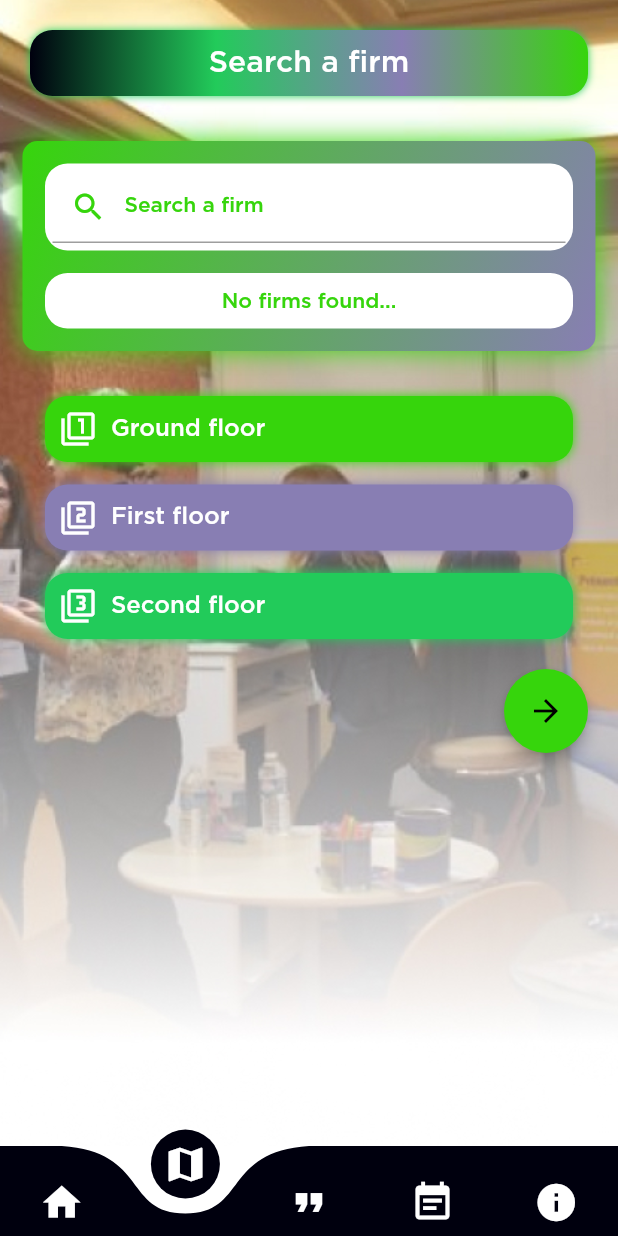
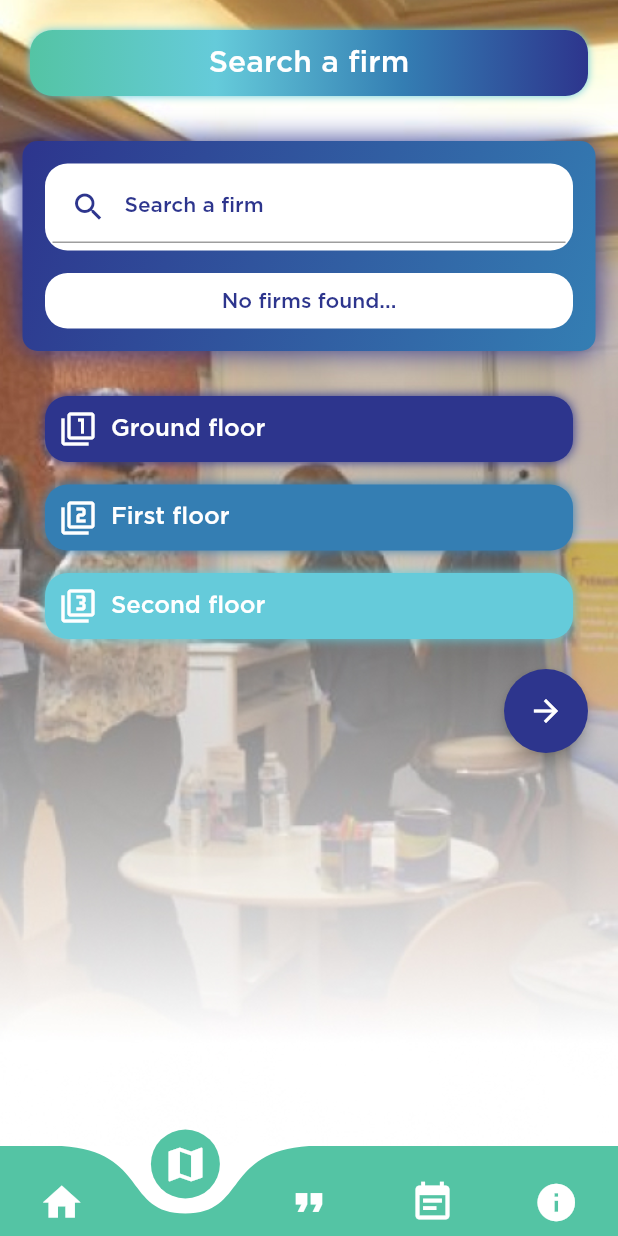
Before and after one commit to fouques1u/ForumHorizonChimie2020, a Flutter app: the screen it shows after launch, item 2 of the bottom bar chosen, on a phone screen of 412 x 824 dp. Run offline on Flutter 3.47's test engine with Material 2 defaults, Android fonts, the phone set to English and light mode, and no system bars; drawn by our look-alikes of curved_navigation_bar; our stand-ins replace cloud_firestore, device_info, font_awesome_flutter, shared_preferences; accounts and stored records are empty; statements that could not run were skipped.

Commit message:
Small fix

```diff
--- a/lib/colors.dart
+++ b/lib/colors.dart
@@ -27,10 +27,10 @@ Future<List<Color>> getColors() async {
   return result;
 }
 
-Color colorFour = Color.fromRGBO(54, 213, 12, 1);
-Color colorThree = Color.fromRGBO(136, 126, 179, 1);
-Color colorTwo = Color.fromRGBO(34, 203, 90, 1);
-Color colorOne = Color.fromRGBO(256, 256, 14, 1);
+Color colorFour = Color.fromRGBO(45, 53, 141, 1);
+Color colorThree = Color.fromRGBO(52, 126, 179, 1);
+Color colorTwo = Color.fromRGBO(101, 203, 218, 1);
+Color colorOne = Color.fromRGBO(84, 196, 164, 1);
 
 const white = Colors.white;
 
```
